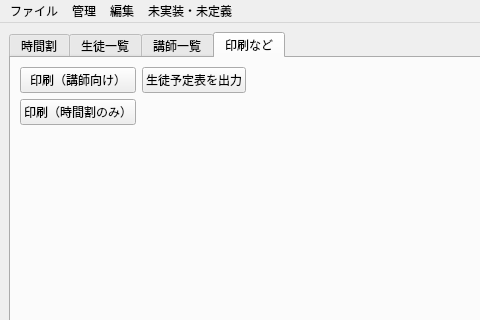
Above: mainwindow.ui from ROMEKANA/TimeTable before the change; both pictures show x 0 to 480 and y 0 to 320 of the 1170 by 869 pixel window. Below: the same form after it.
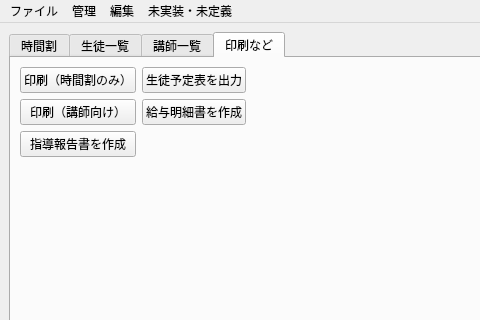
That is the form after the change. The open tabs and pages were chosen to show the change.

Patch:
```diff
--- a/mainwindow.ui
+++ b/mainwindow.ui
@@ -388,10 +388,10 @@
        <layout class="QFormLayout" name="formLayout">
         <item row="0" column="0">
          <layout class="QGridLayout" name="gridLayout_2">
-          <item row="0" column="0">
-           <widget class="QPushButton" name="printButton_2">
+          <item row="3" column="0">
+           <widget class="QPushButton" name="guidanceReportButton">
             <property name="text">
-             <string>印刷（講師向け）</string>
+             <string>指導報告書を作成</string>
             </property>
            </widget>
           </item>
@@ -402,7 +402,21 @@
             </property>
            </widget>
           </item>
-          <item row="0" column="1">
+          <item row="2" column="0">
+           <widget class="QPushButton" name="printButton_2">
+            <property name="text">
+             <string>印刷（講師向け）</string>
+            </property>
+           </widget>
+          </item>
+          <item row="2" column="1">
+           <widget class="QPushButton" name="salaryStatementButton">
+            <property name="text">
+             <string>給与明細書を作成</string>
+            </property>
+           </widget>
+          </item>
+          <item row="1" column="1">
            <widget class="QPushButton" name="outputStudentSchedule">
             <property name="text">
              <string>生徒予定表を出力</string>
```
Left out of the diff: 15 changed lines with no effect on the pictures.
